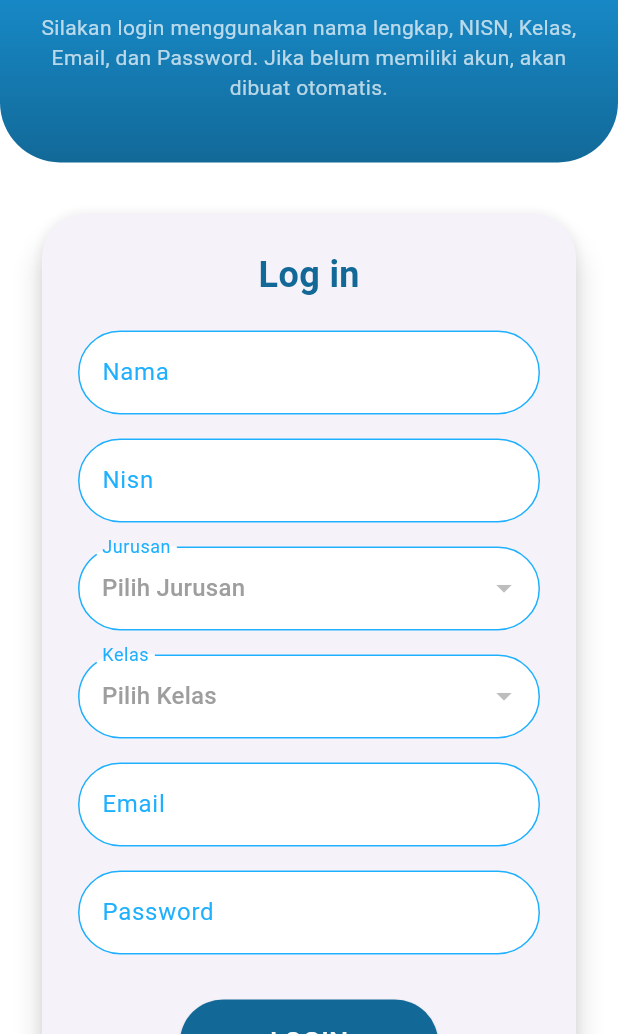
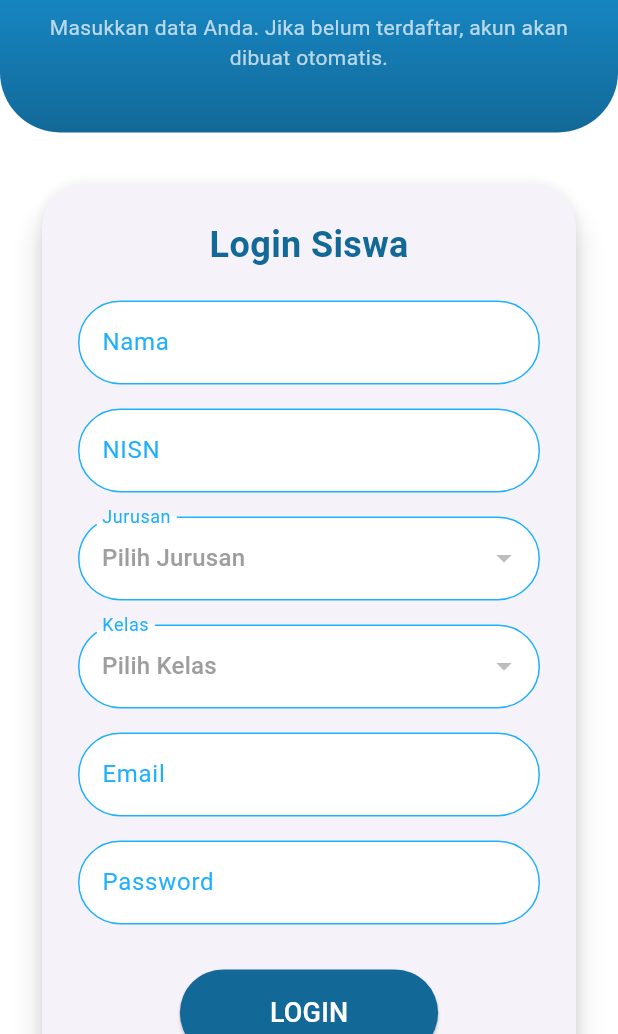
Before and after one commit to xdrftc/UjiAja2, a Flutter app: the LoginSiswa screen opened directly, after a tap on "LOGIN", on a phone screen of 412 x 824 dp, the part 202-1236 px from its top. Run offline on Flutter 3.47's test engine with Material 3 defaults, Android fonts, the phone set to English and light mode, and no system bars; our stand-ins replace firebase_core, flutter_riverpod, lottie, supabase_flutter; accounts and stored records are empty; Roboto replaces fonts that are missing (LeckerliOne).

Commit message:
initial commit

```diff
--- a/lib/main.dart
+++ b/lib/main.dart
@@ -2,6 +2,7 @@
 import 'package:flutter/material.dart';
 import 'package:supabase_flutter/supabase_flutter.dart';
 import 'package:ujiaja/screen/welcome.dart';
+
 // import 'route_manager.dart';
 
 void main() async {
@@ -10,6 +11,7 @@ void main() async {
     url: 'https://hdqdhfixicfgpcpvtrbk.supabase.co',
     anonKey:
         'eyJhbGciOiJIUzI1NiIsInR5cCI6IkpXVCJ9.eyJpc3MiOiJzdXBhYmFzZSIsInJlZiI6ImhkcWRoZml4aWNmZ3BjcHZ0cmJrIiwicm9sZSI6ImFub24iLCJpYXQiOjE3NjQyODIyODEsImV4cCI6MjA3OTg1ODI4MX0.L4VMXBr1sE6HjBk-jJvr6qGrEoKu22iQ9elElS9utjs',
+    authOptions: FlutterAuthClientOptions(authFlowType: AuthFlowType.pkce),
   );
   runApp(const MyApp());
 }
--- a/lib/routeManager.dart
+++ /dev/null
@@ -1,31 +0,0 @@
-// lib/route_manager.dart
-import 'package:flutter/material.dart';
-import 'package:ujiaja/authService.dart';
-
-import 'package:ujiaja/screen/welcome2.dart';
-import 'package:ujiaja/screen/welcome.dart';
-import 'package:ujiaja/screen/guru/loginguru.dart';
-import 'package:ujiaja/screen/guru/homescreenGuru.dart';
-import 'package:ujiaja/screen/guru/penggunaGuru.dart';
-import 'package:ujiaja/screen/guru/buatUlangan.dart';
-import 'package:ujiaja/screen/guru/daftarSoalUlangan.dart';
-import 'package:ujiaja/screen/guru/daftarHasilUlangan.dart';
-import 'package:ujiaja/screen/guru/detailjurusan.dart';
-import 'package:ujiaja/screen/guru/daftarNilai.dart';
-
-class RouteManager extends StatelessWidget {
-  const RouteManager({super.key});
-
-  @override
-  Widget build(BuildContext context) {
-    return ListenableBuilder(
-      listenable: authService,
-      builder: (context, child) {
-        // LOGIC SAMA PERSIS SEPERTI GoRouter.redirect
-        if (!authService.isLoggedIn) {
-          return const WelcomePage(); // atau langsung LoginGuru()
-        }
-      },
-    );
-  }
-}
--- a/lib/screen/guru/loginGuru.dart
+++ b/lib/screen/guru/loginGuru.dart
@@ -66,10 +66,8 @@ class _LoginGuruState extends State<LoginGuru> {
           await _saveNipToGuruTable(signUpResponse.user!.id, nip);
 
           if (!mounted) return;
-          ScaffoldMessenger.of(context).showSnackBar(
-            const SnackBar(
-              content: Text('Akun berhasil dibuat! Selamat datang 👋'),
-            ),
+          _messengerKey.currentState?.showSnackBar(
+            SnackBar(content: Text('Akun berhasil dibuat! Selamat datang')),
           );
 
           Navigator.pushReplacement(
--- a/lib/screen/siswa/homescreen_siswa/homescreenSiswa.dart
+++ b/lib/screen/siswa/homescreen_siswa/homescreenSiswa.dart
@@ -21,44 +21,41 @@ class _HomePageState extends State<HomePage> {
   @override
   void initState() {
     super.initState();
-    _loadData();
+    _loadUserData();
   }
 
-  // TAMBAHKAN FUNGSI INI!
-  void _showSnackBar(String msg) {
-    ScaffoldMessenger.of(context).showSnackBar(SnackBar(content: Text(msg)));
-  }
-
-  Future<void> _loadData() async {
-    setState(() => _isLoading = true);
-    try {
+  Future<void> _loadUserData() async {
     final user = supabase.auth.currentUser;
     if (user == null) {
       _logout();
       return;
     }
 
-      // GUNAKAN EMAIL DARI AUTH → CARI SISWA
-      final siswaRes = await supabase
+    final res = await supabase
         .from('siswa')
         .select()
         .eq('email', user.email!)
-          .maybeSingle(); // AMAN JIKA TIDAK ADA
-
-      if (siswaRes == null) {
-        _showSnackBar("Data siswa tidak ditemukan");
+        .maybeSingle();
+    if (res == null) {
+      _showSnackBar("Data siswa tidak ditemukan!");
+      await supabase.auth.signOut();
       _logout();
       return;
     }
 
-      // ignore: unnecessary_cast
-      final siswa = siswaRes as Map<String, dynamic>;
-      final nisn = siswa['nisn'];
+    setState(() => _siswa = res);
+    await _loadData(); // load ujian & nilai
+  }
+
+  Future<void> _loadData() async {
+    setState(() => _isLoading = true);
+    try {
+      final nisn = _siswa!['nisn'];
 
       final ujianRes = await supabase
           .from('ujian')
           .select('id, nama, mapel_id, durasi, mata_pelajaran!mapel_id(nama)')
-          .eq('kelas', siswa['kelas']);
+          .eq('kelas', _siswa!['kelas']);
 
       final nilaiRes = await supabase
           .from('hasil')
@@ -69,13 +66,12 @@ class _HomePageState extends State<HomePage> {
           .order('created_at', ascending: false);
 
       setState(() {
-        _siswa = siswa;
         _ujianList = List.from(ujianRes);
         _nilaiList = List.from(nilaiRes);
         _isLoading = false;
       });
     } catch (e) {
-      _showSnackBar("Error: $e"); // SEKARANG ADA!
+      _showSnackBar("Error load data: $e");
       setState(() => _isLoading = false);
     }
   }
@@ -87,6 +83,10 @@ class _HomePageState extends State<HomePage> {
       MaterialPageRoute(builder: (_) => const LoginSiswa()),
       (route) => false,
     );
+  }
+
+  void _showSnackBar(String msg) {
+    ScaffoldMessenger.of(context).showSnackBar(SnackBar(content: Text(msg)));
   }
 
   @override
@@ -118,7 +118,6 @@ class _HomePageState extends State<HomePage> {
               padding: const EdgeInsets.all(24),
               child: Column(
                 children: [
-                  // SELAMAT DATANG
                   Container(
                     padding: const EdgeInsets.all(20),
                     decoration: BoxDecoration(
@@ -148,8 +147,6 @@ class _HomePageState extends State<HomePage> {
                     ),
                   ),
                   const SizedBox(height: 30),
-
-                  // MENU
                   _menuCard(
                     Icons.person_search,
                     "Pengguna",
@@ -238,16 +235,10 @@ class _HomePageState extends State<HomePage> {
   }
 
   void _showProfil() {
-    if (_siswa == null) {
-      _showSnackBar("Data profil tidak tersedia");
-      return;
-    }
-
+    if (_siswa == null) return;
     Navigator.push(
       context,
-      MaterialPageRoute(
-        builder: (_) => PenggunaSiswaPage(siswa: _siswa!), // PASS DATA!
-      ),
+      MaterialPageRoute(builder: (_) => PenggunaSiswaPage(siswa: _siswa!)),
     );
   }
 
--- a/lib/screen/siswa/loginsiswa.dart
+++ b/lib/screen/siswa/loginsiswa.dart
@@ -12,8 +12,7 @@ class LoginSiswa extends StatefulWidget {
 }
 
 class _LoginSiswaState extends State<LoginSiswa> {
-  final GlobalKey<ScaffoldMessengerState> _scaffoldKey =
-      GlobalKey<ScaffoldMessengerState>();
+  final _scaffoldKey = GlobalKey<ScaffoldMessengerState>();
   final _namaController = TextEditingController();
   final _nisnController = TextEditingController();
   final _emailController = TextEditingController();
@@ -36,12 +35,12 @@ class _LoginSiswaState extends State<LoginSiswa> {
   Future<void> _loadJurusan() async {
     setState(() => _isLoadingDropdown = true);
     try {
-      final response = await supabase
+      final res = await supabase
           .from('jurusan')
           .select('id, nama')
           .order('nama');
       setState(() {
-        _jurusanList = List<Map<String, dynamic>>.from(response);
+        _jurusanList = List<Map<String, dynamic>>.from(res);
         _isLoadingDropdown = false;
       });
     } catch (e) {
@@ -53,13 +52,13 @@ class _LoginSiswaState extends State<LoginSiswa> {
   Future<void> _loadKelas(String jurusanId) async {
     setState(() => _isLoadingDropdown = true);
     try {
-      final response = await supabase
+      final res = await supabase
           .from('kelas')
           .select('id, nama')
           .eq('jurusan_id', jurusanId)
           .order('nama');
       setState(() {
-        _kelasList = List<Map<String, dynamic>>.from(response);
+        _kelasList = List<Map<String, dynamic>>.from(res);
         _selectedKelas = null;
         _isLoadingDropdown = false;
       });
@@ -69,59 +68,55 @@ class _LoginSiswaState extends State<LoginSiswa> {
     }
   }
 
+  // ========== FUNGSI UTAMA: LOGIN OR REGISTER ==========
   Future<void> _loginOrRegister() async {
     final nama = _namaController.text.trim();
     final nisn = _nisnController.text.trim();
     final email = _emailController.text.trim();
     final password = _passwordController.text.trim();
 
+    // VALIDASI
     if (nama.isEmpty ||
         nisn.isEmpty ||
         email.isEmpty ||
         password.isEmpty ||
         _selectedJurusan == null ||
         _selectedKelas == null) {
-      _showSnackBar("Semua field harus diisi");
+      _showSnackBar("Semua field harus diisi!");
       return;
     }
-
     if (!RegExp(r'^\d{10}$').hasMatch(nisn)) {
-      _showSnackBar("NISN harus 10 digit angka");
+      _showSnackBar("NISN harus 10 digit angka!");
       return;
     }
-
     if (!RegExp(r'^[\w-\.]+@([\w-]+\.)+[\w-]{2,4}$').hasMatch(email)) {
-      _showSnackBar("Email tidak valid");
+      _showSnackBar("Email tidak valid!");
       return;
     }
-
     if (password.length < 6) {
-      _showSnackBar("Password minimal 6 karakter");
+      _showSnackBar("Password minimal 6 karakter!");
       return;
     }
 
     setState(() => _isLoading = true);
+
     try {
-      // Cek siswa
-      final existing = await supabase
+      print("1. Cek NISN: $nisn di tabel siswa");
+      final siswaRes = await supabase
           .from('siswa')
-          .select()
+          .select('nama, email')
           .eq('nisn', nisn)
           .maybeSingle();
 
-      if (existing != null) {
-        final data = existing as Map;
-        if (data['nama'].toString().toLowerCase() != nama.toLowerCase()) {
-          _showSnackBar("Nama tidak sesuai dengan NISN");
+      if (siswaRes != null) {
+        // NISN ADA → HARUS LOGIN
+        final data = siswaRes as Map<String, dynamic>;
+        if (data['nama'].toString().toLowerCase() != nama.toLowerCase() ||
+            data['email'] != email) {
+          _showSnackBar("Data NISN tidak cocok!");
           return;
         }
-        if (data['email'] != email) {
-          _showSnackBar("Email tidak sesuai dengan NISN");
-          return;
-        }
-      }
 
-      // Login / Register
         try {
           await supabase.auth.signInWithPassword(
             email: email,
@@ -129,31 +124,77 @@ class _LoginSiswaState extends State<LoginSiswa> {
           );
           _showSnackBar("Login berhasil!");
         } on AuthException catch (e) {
+          _showSnackBar("Password salah!");
+          return;
+        }
+      } else {
+        // NISN BELUM ADA → CEK EMAIL SUDAH TERDAFTAR?
+        print("2. Cek email: $email");
+        try {
+          await supabase.auth.signInWithPassword(
+            email: email,
+            password: "dummy",
+          );
+          _showSnackBar("Email sudah terdaftar! Gunakan email lain.");
+          return;
+        } on AuthException catch (e) {
           if (e.message.contains('Invalid login credentials')) {
-          await supabase.auth.signUp(
+            // EMAIL BELUM ADA → BUAT AKUN + INSERT SISWA
+            print("   → Buat akun baru + insert siswa");
+
+            // 1. SIGNUP
+            final signUpResp = await supabase.auth.signUp(
               email: email,
               password: password,
-            data: {
+            );
+
+            if (signUpResp.user == null) {
+              _showSnackBar("Gagal buat akun!");
+              return;
+            }
+
+            // 2. INSERT LANGSUNG KE TABEL SISWA
+            // DAPATKAN ID JURUSAN (uuid) DARI NAMA YANG DIPILIH
+            final jurusanData = _jurusanList.firstWhere(
+              (j) => j['nama'] == _selectedJurusan,
+              orElse: () => throw "Jurusan tidak ditemukan!",
+            );
+            final String jurusanId = jurusanData['id'] as String;
+
+            // INSERT KE TABEL SISWA — jurusan PAKAI ID (uuid)!
+            await supabase
+                .from('siswa')
+                .insert({
                   'nisn': nisn,
                   'nama': nama,
-              'kelas': _selectedKelas,
-              'jurusan': _selectedJurusan,
-            },
-          );
-          _showSnackBar("Akun baru dibuat!");
+                  'email': email,
+                  'kelas': _selectedKelas, // ini string, tetap
+                  'jurusan': jurusanId, // ← INI YANG BENAR: uuid, bukan nama!
+                  'role': 'siswa',
+                })
+                .onError((error, stackTrace) {
+                  debugPrint("GAGAL INSERT SISWA: $error");
+                  _showSnackBar("Gagal simpan data siswa: $error");
+                  return Future.error(error!);
+                });
+
+            _showSnackBar("Akun & data siswa berhasil dibuat!");
           } else {
-          rethrow;
+            _showSnackBar("Error: ${e.message}");
+            return;
+          }
         }
       }
 
-      if (mounted) {
+      // MASUK HOME
+      if (!mounted) return;
       Navigator.pushReplacement(
         context,
         MaterialPageRoute(builder: (_) => const HomePage()),
       );
-      }
-    } catch (e) {
-      _showSnackBar("Error: $e");
+    } catch (e, s) {
+      print("ERROR: $e\n$s");
+      _showSnackBar("Kesalahan: $e");
     } finally {
       if (mounted) setState(() => _isLoading = false);
     }
@@ -175,12 +216,12 @@ class _LoginSiswaState extends State<LoginSiswa> {
   @override
   Widget build(BuildContext context) {
     return Scaffold(
-      key: _scaffoldKey, // TAMBAH INI
+      key: _scaffoldKey,
       backgroundColor: Colors.white,
       body: SingleChildScrollView(
         child: Column(
           children: [
-            // HEADER BIRU
+            // HEADER
             Container(
               width: double.infinity,
               padding: EdgeInsets.fromLTRB(
@@ -199,9 +240,9 @@ class _LoginSiswaState extends State<LoginSiswa> {
                   bottom: Radius.circular(40),
                 ),
               ),
-              child: Column(
+              child: const Column(
                 children: [
-                  const Text(
+                  Text(
                     "UJIAJA",
                     style: TextStyle(
                       fontFamily: "LeckerliOne",
@@ -209,9 +250,9 @@ class _LoginSiswaState extends State<LoginSiswa> {
                       color: Colors.white,
                     ),
                   ),
-                  const SizedBox(height: 8),
-                  const Text(
-                    "Silakan login menggunakan nama lengkap, NISN, Kelas, Email, dan Password. Jika belum memiliki akun, akan dibuat otomatis.",
+                  SizedBox(height: 8),
+                  Text(
+                    "Masukkan data Anda. Jika belum terdaftar, akun akan dibuat otomatis.",
                     style: TextStyle(fontSize: 14, color: Colors.white70),
                     textAlign: TextAlign.center,
                   ),
@@ -220,7 +261,7 @@ class _LoginSiswaState extends State<LoginSiswa> {
             ),
             const SizedBox(height: 30),
 
-            // FORM CARD
+            // FORM
             Padding(
               padding: const EdgeInsets.symmetric(horizontal: 24),
               child: Card(
@@ -233,7 +274,7 @@ class _LoginSiswaState extends State<LoginSiswa> {
                   child: Column(
                     children: [
                       const Text(
-                        "Log in",
+                        "Login Siswa",
                         style: TextStyle(
                           fontSize: 24,
                           fontWeight: FontWeight.bold,
@@ -244,7 +285,7 @@ class _LoginSiswaState extends State<LoginSiswa> {
                       _buildTextField("Nama", _namaController),
                       const SizedBox(height: 16),
                       _buildTextField(
-                        "Nisn",
+                        "NISN",
                         _nisnController,
                         keyboardType: TextInputType.number,
                       ),
```
Lines whose indentation alone changed are shown as unchanged.
